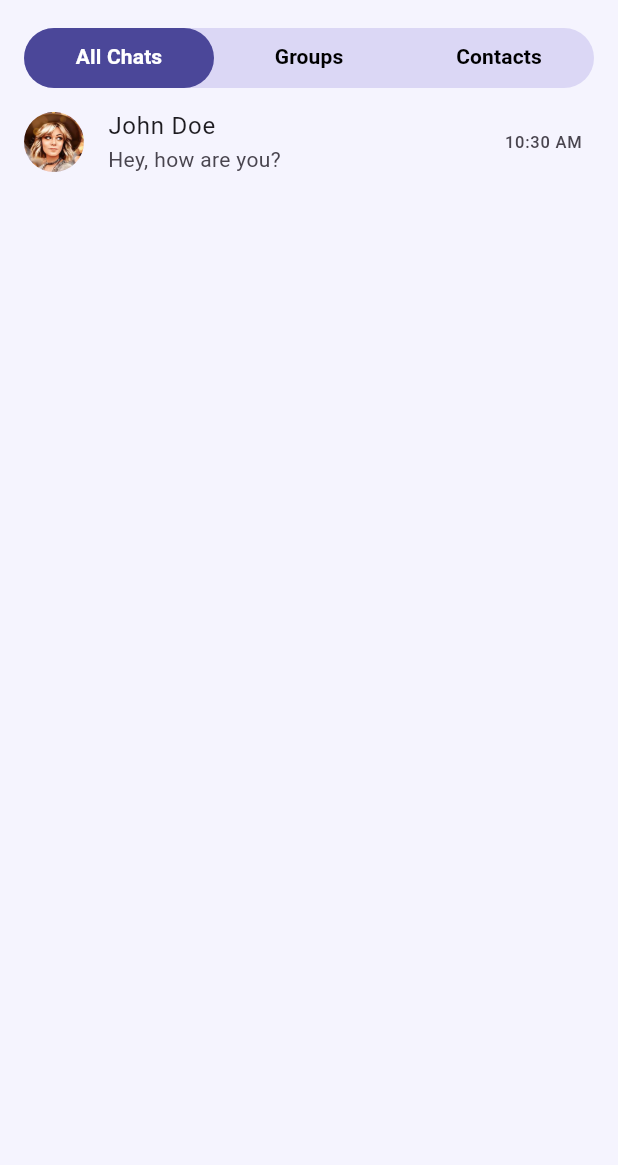
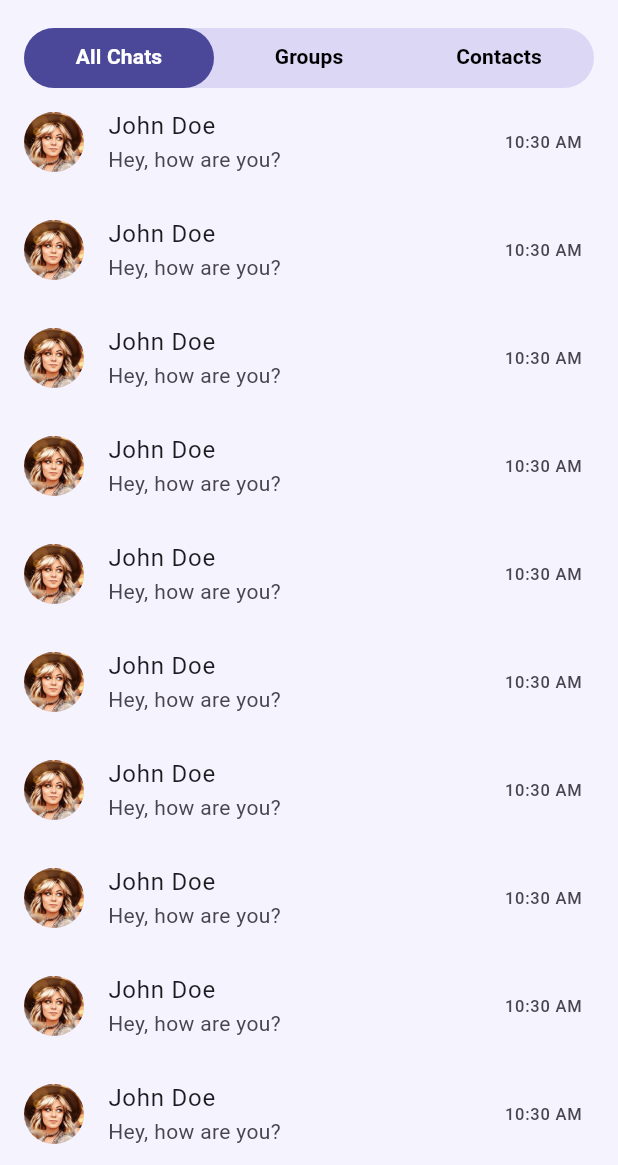
Before and after one commit to sohasara/Chatting-App, a Flutter app: the screen it shows after launch, on a phone screen of 412 x 824 dp, the part 71-1236 px from its top. Run offline on Flutter 3.47's test engine with Material 3 defaults, Android fonts, the phone set to English and light mode, and no system bars; our stand-ins replace flutter_riverpod.

Commit message:
Refactor ChatListScreen to use ListView.builder for dynamic chat entries

```diff
--- a/lib/features/chat/presentation/home/personList.dart
+++ b/lib/features/chat/presentation/home/personList.dart
@@ -7,12 +7,19 @@ class ChatListScreen extends StatelessWidget {
 
   @override
   Widget build(BuildContext context) {
-    return ListTile(
-      leading: CircleAvatar(backgroundImage: AssetImage('assets/profle.jpeg')),
-      title: Text('John Doe'),
-      subtitle: Text('Hey, how are you?'),
-      trailing: Text('10:30 AM'),
-      onTap: () {},
+    return ListView.builder(
+      itemCount: 10, // Example item count
+      itemBuilder: (context, index) {
+        return ListTile(
+          leading: CircleAvatar(
+            backgroundImage: AssetImage('assets/profle.jpeg'),
+          ),
+          title: Text('John Doe'),
+          subtitle: Text('Hey, how are you?'),
+          trailing: Text('10:30 AM'),
+          onTap: () {},
+        );
+      },
     );
   }
 }
```
